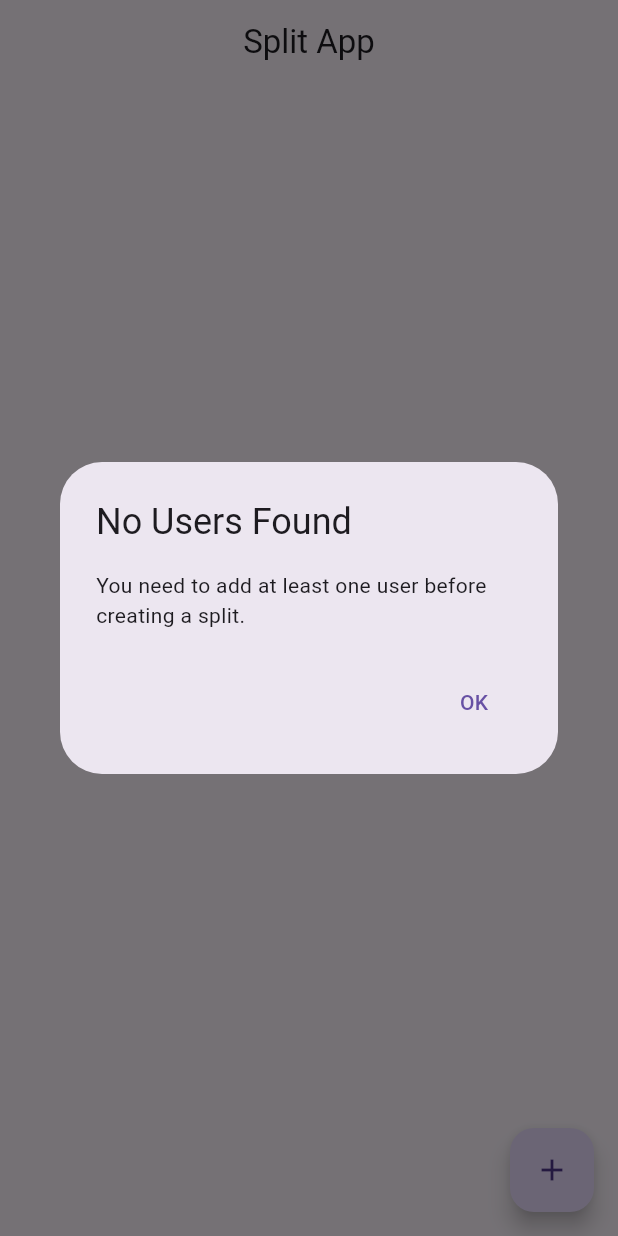
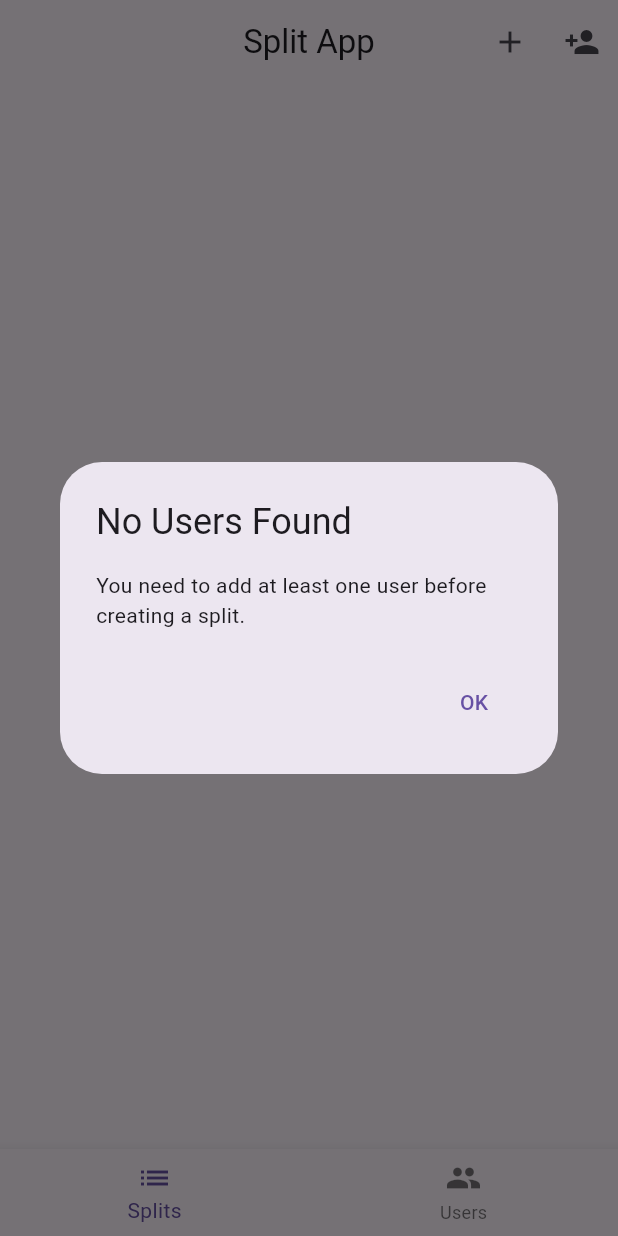
Before and after one commit to thennavan-dev/splitapp, a Flutter app: the screen it shows after launch, after a tap on the "add" icon, on a phone screen of 412 x 824 dp. Run offline on Flutter 3.47's test engine with Material 3 defaults, Android fonts, the light colour scheme and no system bars; our stand-ins replace sqflite; accounts and stored records are empty.

Commit message:
split screen

```diff
--- a/lib/screens/dashboard_screen.dart
+++ b/lib/screens/dashboard_screen.dart
@@ -1,5 +1,11 @@
 import 'package:flutter/material.dart';
+import 'package:splitapp/utils/database_helper.dart';
 import 'package:splitapp/widgets/show_add_split.dart';
+import 'package:splitapp/widgets/show_add_user.dart';
+import 'package:splitapp/widgets/show_split.dart';
+import 'package:splitapp/screens/split_screen.dart';
+import 'package:splitapp/screens/user_screen.dart';
+import 'package:splitapp/widgets/bottom_nav_widget.dart';
 
 class DashboardScreen extends StatefulWidget {
   const DashboardScreen({super.key});
@@ -9,20 +15,100 @@ class DashboardScreen extends StatefulWidget {
 }
 
 class _DashboardScreenState extends State<DashboardScreen> {
+  final DatabaseHelper dbHelper = DatabaseHelper();
+  List<Map<String, dynamic>> _splits = [];
+  List<Map<String, dynamic>> _users = [];
+  int _currentIndex = 0;
+
+  @override
+  void initState() {
+    super.initState();
+    _loadSplits();
+  }
+
+  Future<void> _loadSplits() async {
+    final splits = await dbHelper.getSplits();
+    final users = await dbHelper.getUsers();
+
+    _users = users; // store users for UserScreen
+
+    final userMap = {for (var u in users) u['id']: u['user_name']};
+
+    final splitsWithUser = splits.map((split) {
+      final userId = split['created_by'];
+      return {
+        ...split,
+        'created_by_name': userMap[userId] ?? 'Unknown User',
+      };
+    }).toList();
+
+    setState(() {
+      _splits = splitsWithUser;
+    });
+  }
+
+  Future<void> _showAddSplit() async {
+    await showAddSplitDialog(context);
+    _loadSplits();
+  }
+
+  Future<void> _showAddUser() async {
+    await showAddUserDialog(context);
+    _loadSplits();
+  }
+
   @override
   Widget build(BuildContext context) {
+    // Local variable should not start with underscore
+    List<Widget> screens = [
+      _splits.isEmpty
+          ? const Center(child: Text("No splits yet."))
+          : ListView.builder(
+              itemCount: _splits.length,
+              itemBuilder: (context, index) {
+                final split = _splits[index];
+                return SplitCard(
+                  split: split,
+                  onTap: () {
+                    Navigator.push(
+                      context,
+                      MaterialPageRoute(
+                        builder: (_) => SplitScreen(split: split),
+                      ),
+                    );
+                  },
+                );
+              },
+            ),
+      UserScreen(
+        splits: _splits,
+        users: _users, // ✅ pass users here
+      ),
+    ];
+
     return Scaffold(
-      appBar:AppBar(title: Text("Split App"),centerTitle: true,),
-      body: Column(
-        children: [
-
+      appBar: AppBar(
+        title: const Text("Split App"),
+        centerTitle: true,
+        actions: [
+          if (_currentIndex == 0)
+            IconButton(
+              icon: const Icon(Icons.add),
+              tooltip: 'Add Split',
+              onPressed: _showAddSplit,
+            ),
+          IconButton(
+            icon: const Icon(Icons.person_add),
+            tooltip: 'Add User',
+            onPressed: _showAddUser,
+          ),
         ],
       ),
-      floatingActionButton: FloatingActionButton(
-        onPressed:() => showAddSplitDialog(context),
-        tooltip: 'Add Split',
-        child: Icon(Icons.add),
-         ),
+      body: screens[_currentIndex],
+      bottomNavigationBar: BottomNavWidget(
+        currentIndex: _currentIndex,
+        onTap: (index) => setState(() => _currentIndex = index),
+      ),
     );
   }
 }
--- a/lib/utils/database_helper.dart
+++ b/lib/utils/database_helper.dart
@@ -15,57 +15,112 @@ class DatabaseHelper {
   }
 
   Future<Database> _initDatabase() async {
-    String dbPath = await getDatabasesPath();
-    String path = join(dbPath, 'split_app.db');
-
+    final path = join(await getDatabasesPath(), 'splitapp.db');
     return await openDatabase(
       path,
       version: 1,
-      onCreate: _onCreate,
-    );
-  }
-
-  Future<void> _onCreate(Database db, int version) async {
+      onCreate: (db, version) async {
+        // Users table
         await db.execute('''
-      CREATE TABLE user (
+          CREATE TABLE users (
             id INTEGER PRIMARY KEY AUTOINCREMENT,
             user_name TEXT NOT NULL
           )
         ''');
 
+        // Splits table
         await db.execute('''
-      CREATE TABLE split (
+          CREATE TABLE splits (
             id INTEGER PRIMARY KEY AUTOINCREMENT,
             split_title TEXT NOT NULL,
             amount REAL NOT NULL,
-        created_by INTEGER,
-        FOREIGN KEY (created_by) REFERENCES user (id)
+            created_by INTEGER NOT NULL,
+            FOREIGN KEY (created_by) REFERENCES users(id)
           )
         ''');
+
+        // Split participants table
+        await db.execute('''
+          CREATE TABLE split_participants (
+            id INTEGER PRIMARY KEY AUTOINCREMENT,
+            split_id INTEGER NOT NULL,
+            user_id INTEGER NOT NULL,
+            FOREIGN KEY (split_id) REFERENCES splits(id),
+            FOREIGN KEY (user_id) REFERENCES users(id)
+          )
+        ''');
+      },
+    );
+  }
+
+  // ---------------- Users ----------------
+  Future<List<Map<String, dynamic>>> getUsers() async {
+    final db = await database;
+    return await db.query('users');
   }
 
   Future<int> insertUser(Map<String, dynamic> user) async {
     final db = await database;
-    return await db.insert('user', user);
+    return await db.insert('users', user);
   }
 
-  Future<List<Map<String, dynamic>>> getUsers() async {
+  Future<int> deleteUser(int userId) async {
     final db = await database;
-    return await db.query('user');
+    // Delete from split_participants first to avoid foreign key issues
+    await db.delete('split_participants', where: 'user_id = ?', whereArgs: [userId]);
+    return await db.delete('users', where: 'id = ?', whereArgs: [userId]);
+  }
+
+  // ---------------- Splits ----------------
+  Future<List<Map<String, dynamic>>> getSplits() async {
+    final db = await database;
+    return await db.query('splits');
   }
 
   Future<int> insertSplit(Map<String, dynamic> split) async {
     final db = await database;
-    return await db.insert('split', split);
+    return await db.insert('splits', split);
   }
 
-  Future<List<Map<String, dynamic>>> getSplits() async {
+  Future<int> deleteSplit(int splitId) async {
     final db = await database;
-    return await db.query('split');
+    // Delete participants first to avoid foreign key issues
+    await db.delete('split_participants', where: 'split_id = ?', whereArgs: [splitId]);
+    return await db.delete('splits', where: 'id = ?', whereArgs: [splitId]);
   }
 
-  Future<void> close() async {
+  // ---------------- Split Participants ----------------
+  Future<int> addParticipant(int splitId, int userId) async {
     final db = await database;
-    db.close();
+    return await db.insert('split_participants', {
+      'split_id': splitId,
+      'user_id': userId,
+    });
+  }
+
+  Future<int> removeParticipant(int splitId, int userId) async {
+    final db = await database;
+    return await db.delete(
+      'split_participants',
+      where: 'split_id = ? AND user_id = ?',
+      whereArgs: [splitId, userId],
+    );
+  }
+
+  Future<List<Map<String, dynamic>>> getParticipants(int splitId) async {
+    final db = await database;
+    return await db.rawQuery('''
+      SELECT u.id, u.user_name FROM users u
+      INNER JOIN split_participants sp ON u.id = sp.user_id
+      WHERE sp.split_id = ?
+    ''', [splitId]);
+  }
+
+  // ---------------- Utility ----------------
+  Future<void> clearAllData() async {
+    final db = await database;
+    await db.delete('split_participants');
+    await db.delete('splits');
+    await db.delete('users');
   }
 }
--- /dev/null
+++ b/lib/widgets/bottom_nav_widget.dart
@@ -0,0 +1,30 @@
+import 'package:flutter/material.dart';
+
+class BottomNavWidget extends StatelessWidget {
+  final int currentIndex;
+  final ValueChanged<int> onTap;
+
+  const BottomNavWidget({
+    super.key,
+    required this.currentIndex,
+    required this.onTap,
+  });
+
+  @override
+  Widget build(BuildContext context) {
+    return BottomNavigationBar(
+      currentIndex: currentIndex,
+      onTap: onTap,
+      items: const [
+        BottomNavigationBarItem(
+          icon: Icon(Icons.list),
+          label: 'Splits',
+        ),
+        BottomNavigationBarItem(
+          icon: Icon(Icons.people),
+          label: 'Users',
+        ),
+      ],
+    );
+  }
+}
--- a/lib/widgets/show_add_split.dart
+++ b/lib/widgets/show_add_split.dart
@@ -1,7 +1,7 @@
 import 'package:flutter/material.dart';
 import 'package:splitapp/utils/database_helper.dart';
 
-void showAddSplitDialog(BuildContext context) async {
+Future<void> showAddSplitDialog(BuildContext context) async {
   final dbHelper = DatabaseHelper();
   final users = await dbHelper.getUsers();
 
@@ -10,7 +10,8 @@ void showAddSplitDialog(BuildContext context) async {
       context: context,
       builder: (_) => AlertDialog(
         title: const Text('No Users Found'),
-        content: const Text('You need to add at least one user before creating a split.'),
+        content: const Text(
+            'You need to add at least one user before creating a split.'),
         actions: [
           TextButton(
             onPressed: () => Navigator.pop(context),
@@ -39,7 +40,6 @@ void showAddSplitDialog(BuildContext context) async {
               const SizedBox(height: 10),
               _buildTextField(amountController, 'Amount', isNumber: true),
               const SizedBox(height: 10),
-
               DropdownButtonFormField<int>(
                 decoration: const InputDecoration(
                   labelText: 'Created By',
```
Also changed, not shown: lib/screens/split_screen.dart (added, +143 -0 lines), lib/screens/user_screen.dart (added, +45 -0 lines), lib/widgets/show_add_user.dart (added, +47 -0 lines), lib/widgets/show_split.dart (added, +43 -0 lines). Lines whose indentation alone changed are shown as unchanged.
